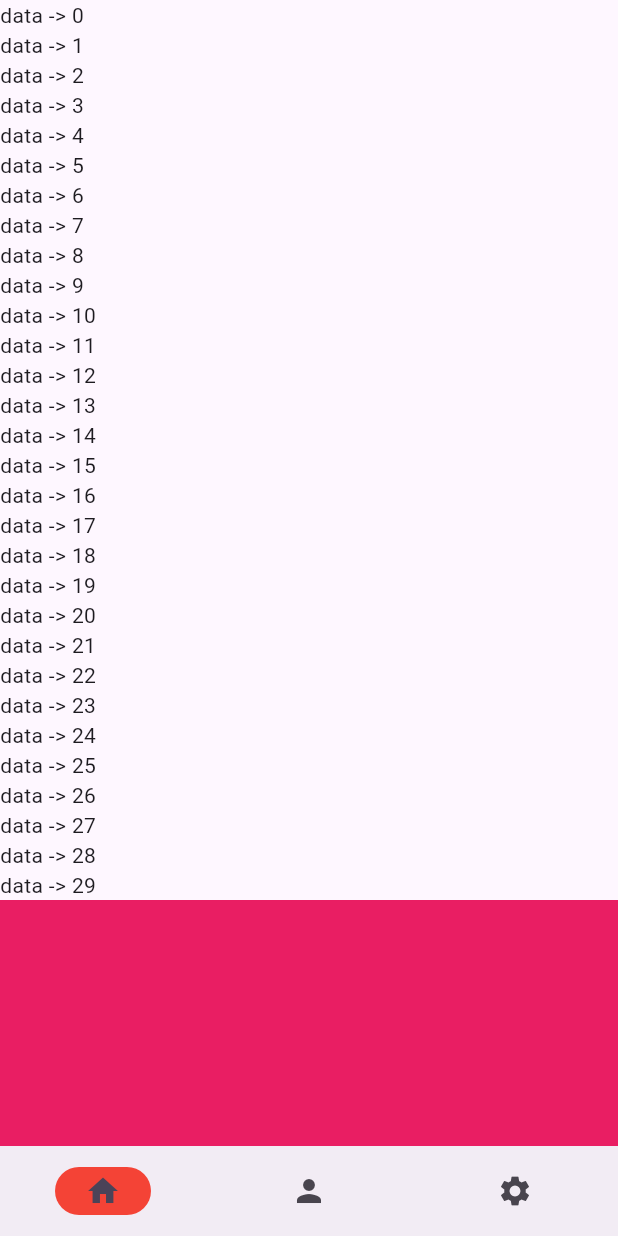
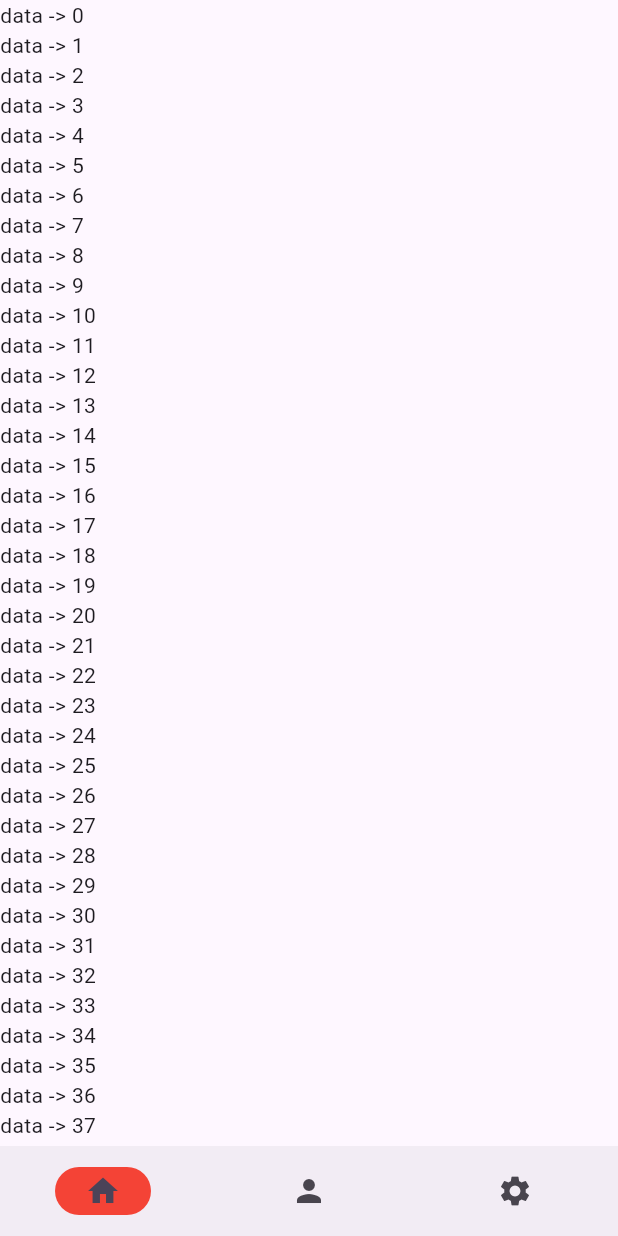
Before and after one commit to shaunhossain/go_route_test, a Flutter app: the TabViewFourPage screen opened by its route, scrolled down 520 dp, on a phone screen of 412 x 824 dp. Run offline on Flutter 3.47's test engine with Material 2 defaults, Android fonts, the phone set to English and light mode, and no system bars; our stand-ins replace go_router.

Commit message:
nested scroll view with tab

```diff
--- a/lib/presentation/navigation/tab_root_page.dart
+++ b/lib/presentation/navigation/tab_root_page.dart
@@ -59,8 +59,7 @@ class _TabRootPageState extends State<TabRootPage>
         .toList();
 
     return SafeArea(
-      child: Scaffold(
-        body: NestedScrollView(
+      child: NestedScrollView(
         headerSliverBuilder: (context, value) {
           return [
             SliverToBoxAdapter(
@@ -90,27 +89,10 @@ class _TabRootPageState extends State<TabRootPage>
             ),
           ];
         },
-          body: CustomScrollView(
-            slivers:  [
-                SliverToBoxAdapter(
-                  child: SizedBox(
-                    height: 600,
-                    child: TabBarView(
-                      physics: const ScrollPhysics(),
+        body: TabBarView(
+          physics: const NeverScrollableScrollPhysics(),
           controller: _tabController,
           children: widget.children,
-                    ),
-                  ),
-                ),
-              SliverToBoxAdapter(
-                  child: Container(
-                    width: double.maxFinite,
-                    height: 400,
-                    color: Colors.pink,
-                  ),
-                ),
-              ],
-            ),
         ),
       ),
     );
--- a/lib/presentation/ui/tab/tab_view_4.dart
+++ b/lib/presentation/ui/tab/tab_view_4.dart
@@ -7,21 +7,30 @@ class TabViewFourPage extends StatelessWidget {
 
   @override
   Widget build(BuildContext context) {
+    final ScrollController controller = ScrollController();
     return Scaffold(
-      body: CustomScrollView(
-        shrinkWrap: false,
+      body: SingleChildScrollView(
+        controller: controller,
         physics: const NeverScrollableScrollPhysics(),
-        slivers: [
-          SliverToBoxAdapter(
-            child: ListView.builder(
-              shrinkWrap: true,
-                physics: const NeverScrollableScrollPhysics(),
-                itemCount: 40,
-                itemBuilder: (context, index) {
-                  return Text("data -> $index");
-                }),
-          ),
-        ],
+        child: Column(
+         children: [
+           ListView.builder(
+             controller: controller,
+               shrinkWrap: true,
+               physics: const ScrollPhysics(),
+               itemCount: 41,
+               itemBuilder: (context, index) {
+               if(index == 40){
+                 return Container(
+                   width: double.maxFinite,
+                   height: 400,
+                   color: Colors.blueAccent,
+                 );
+               }
+                 return Text("data -> $index");
+               }),
+         ]
+        ),
       ),
     );
   }
```
Lines whose indentation alone changed are shown as unchanged.
